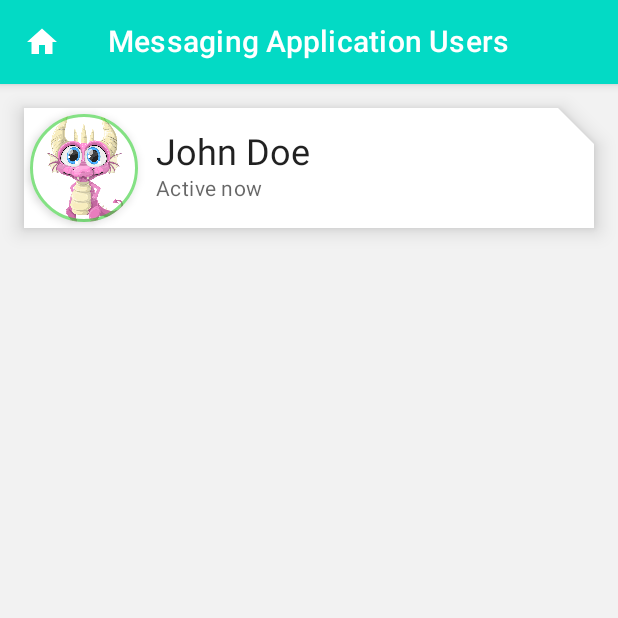
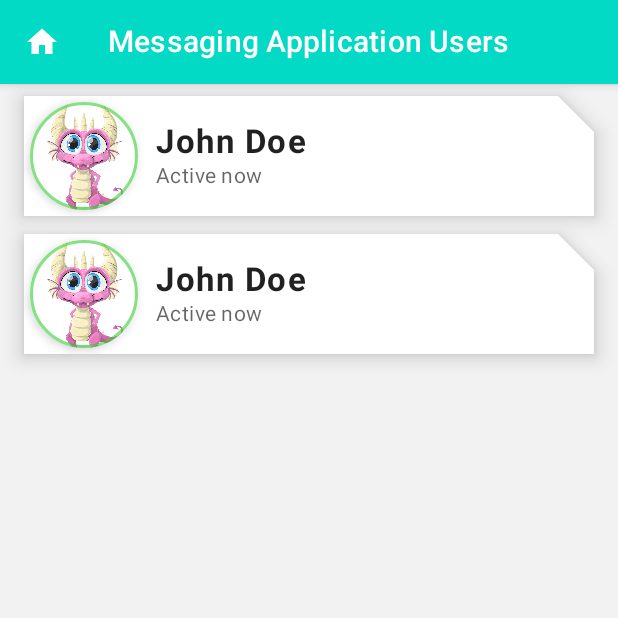
Before and after one commit to t0in4/ProfileCard1, an Android app built with Jetpack Compose: the screen it shows after launch (MainActivity), on a phone screen of 412 x 824 dp, the top half of it. Run offline under Robolectric (Android 15) with nearby library versions, the phone set to English and light mode, and no system bars.

Commit message:
1. add one more profile card to MainScreen() with help of Column

```diff
--- a/app/src/main/java/com/eyehail/profilecardlayout/MainActivity.kt
+++ b/app/src/main/java/com/eyehail/profilecardlayout/MainActivity.kt
@@ -45,7 +45,12 @@ fun MainScreen() {
             //color = Color.LightGray) changed color in Theme.kt
         )
         {
-            ProfileCard()
+            //adding Column to add more ProfileCard
+            Column() {
+                ProfileCard()
+                ProfileCard()
+            }
+
         }
     }
 
@@ -65,7 +70,8 @@ fun AppBar() {
 @Composable
 fun ProfileCard() {
     Card(modifier = Modifier
-        .padding(16.dp)
+            //changing padding
+        .padding(top = 8.dp, bottom = 4.dp, start = 16.dp, end = 16.dp)
         .fillMaxWidth()
         .wrapContentHeight(align = Alignment.Top),
     elevation = 8.dp,
--- a/app/src/main/java/com/eyehail/profilecardlayout/ui/theme/Type.kt
+++ b/app/src/main/java/com/eyehail/profilecardlayout/ui/theme/Type.kt
@@ -12,6 +12,12 @@ val Typography = Typography(
         fontFamily = FontFamily.Default,
         fontWeight = FontWeight.Normal,
         fontSize = 16.sp
+    ),
+    // changing typography of h5
+    h5 = TextStyle(
+        fontWeight = FontWeight.Bold,
+        fontSize = 22.sp,
+        letterSpacing = 1.sp
     )
     /* Other default text styles to override
     button = TextStyle(
```
